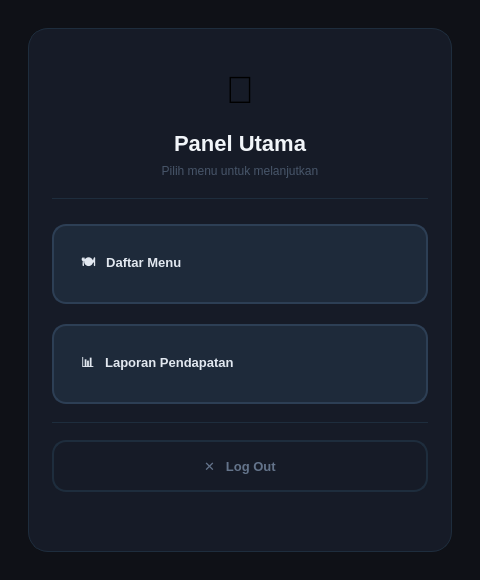
The window that Pilihan.ui (andriefendy26/Desktop-Based-Cashier-Application) describes before a commit, drawn with Qt 5.
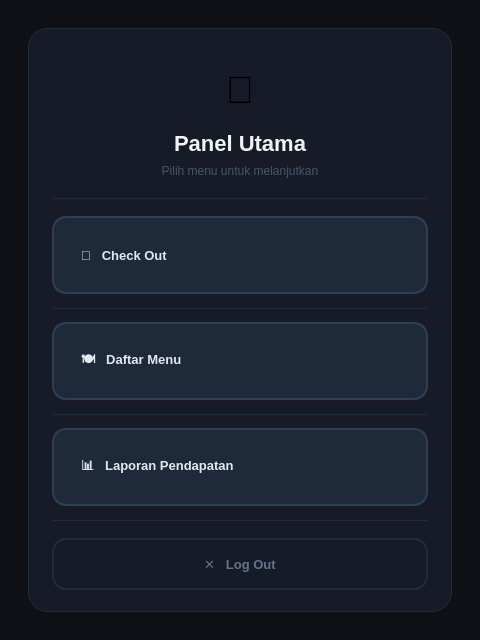
The same window after the commit.

Diff of the .ui file:
```diff
--- a/Pilihan.ui
+++ b/Pilihan.ui
@@ -7,7 +7,7 @@
     <x>0</x>
     <y>0</y>
     <width>480</width>
-    <height>580</height>
+    <height>640</height>
    </rect>
   </property>
   <property name="windowTitle">
@@ -52,13 +52,34 @@
 }
 
 /* ── Divider ── */
-QFrame#divider {
+QFrame#divider, QFrame#divider2, QFrame#divider3 {
     background-color: #1e2d3d;
     border: none;
     max-height: 1px;
 }
 
-/* ── Menu Buttons ── */
+/* ── Checkout Button ── */
+QPushButton#Checkout {
+    background-color: #1e2a3a;
+    color: #e2e8f0;
+    border: 1.5px solid #2d3f55;
+    border-radius: 14px;
+    font-family: "Segoe UI";
+    font-size: 13px;
+    font-weight: 600;
+    padding: 0px 20px;
+    text-align: left;
+}
+QPushButton#Checkout:hover {
+    background-color: #2a1f3a;
+    border-color: #a78bfa;
+    color: #a78bfa;
+}
+QPushButton#Checkout:pressed {
+    background-color: #1a0f2e;
+}
+
+/* ── Menu Button ── */
 QPushButton#Menu {
     background-color: #1e2a3a;
     color: #e2e8f0;
@@ -79,6 +100,7 @@
     background-color: #0c2a47;
 }
 
+/* ── Laporan Button ── */
 QPushButton#Lprn {
     background-color: #1e2a3a;
     color: #e2e8f0;
@@ -122,13 +144,13 @@
 
   <widget class="QWidget" name="widget" native="true">
    <property name="geometry">
-    <rect><x>0</x><y>0</y><width>480</width><height>580</height></rect>
+    <rect><x>0</x><y>0</y><width>480</width><height>640</height></rect>
    </property>
 
    <!-- ── Card ── -->
    <widget class="QFrame" name="card">
     <property name="geometry">
-     <rect><x>28</x><y>28</y><width>424</width><height>524</height></rect>
+     <rect><x>28</x><y>28</y><width>424</width><height>584</height></rect>
     </property>
     <property name="frameShape"><enum>QFrame::StyledPanel</enum></property>
     <property name="frameShadow"><enum>QFrame::Raised</enum></property>
@@ -161,23 +183,46 @@
      <property name="frameShadow"><enum>QFrame::Plain</enum></property>
     </widget>
 
+    <!-- Button: Check Out -->
+    <widget class="QPushButton" name="Checkout">
+     <property name="geometry"><rect><x>24</x><y>188</y><width>376</width><height>78</height></rect></property>
+     <property name="text"><string>  🛒   Check Out</string></property>
+     <property name="cursor"><cursorShape>PointingHandCursor</cursorShape></property>
+    </widget>
+
+    <!-- Divider 2 -->
+    <widget class="QFrame" name="divider2">
+     <property name="geometry"><rect><x>24</x><y>280</y><width>376</width><height>2</height></rect></property>
+     <property name="frameShape"><enum>QFrame::HLine</enum></property>
+     <property name="frameShadow"><enum>QFrame::Plain</enum></property>
+     <property name="styleSheet"><string notr="true">background-color: #1e2d3d; border: none; max-height: 1px;</string></property>
+    </widget>
+
     <!-- Button: Daftar Menu -->
     <widget class="QPushButton" name="Menu">
-     <property name="geometry"><rect><x>24</x><y>196</y><width>376</width><height>80</height></rect></property>
+     <property name="geometry"><rect><x>24</x><y>294</y><width>376</width><height>78</height></rect></property>
      <property name="text"><string>  🍽️   Daftar Menu</string></property>
      <property name="cursor"><cursorShape>PointingHandCursor</cursorShape></property>
     </widget>
 
+    <!-- Divider 3 -->
+    <widget class="QFrame" name="divider3">
+     <property name="geometry"><rect><x>24</x><y>386</y><width>376</width><height>2</height></rect></property>
+     <property name="frameShape"><enum>QFrame::HLine</enum></property>
+     <property name="frameShadow"><enum>QFrame::Plain</enum></property>
+     <property name="styleSheet"><string notr="true">background-color: #1e2d3d; border: none; max-height: 1px;</string></property>
+    </widget>
+
     <!-- Button: Laporan Pendapatan -->
     <widget class="QPushButton" name="Lprn">
-     <property name="geometry"><rect><x>24</x><y>296</y><width>376</width><height>80</height></rect></property>
+     <property name="geometry"><rect><x>24</x><y>400</y><width>376</width><height>78</height></rect></property>
      <property name="text"><string>  📊   Laporan Pendapatan</string></property>
      <property name="cursor"><cursorShape>PointingHandCursor</cursorShape></property>
     </widget>
 
-    <!-- Divider 2 -->
-    <widget class="QFrame" name="divider2">
-     <property name="geometry"><rect><x>24</x><y>394</y><width>376</width><height>2</height></rect></property>
+    <!-- Divider 4 -->
+    <widget class="QFrame" name="divider4">
+     <property name="geometry"><rect><x>24</x><y>492</y><width>376</width><height>2</height></rect></property>
      <property name="frameShape"><enum>QFrame::HLine</enum></property>
      <property name="frameShadow"><enum>QFrame::Plain</enum></property>
      <property name="styleSheet"><string notr="true">background-color: #1e2d3d; border: none; max-height: 1px;</string></property>
@@ -185,7 +230,7 @@
 
     <!-- Button: Logout -->
     <widget class="QPushButton" name="logout">
-     <property name="geometry"><rect><x>24</x><y>412</y><width>376</width><height>52</height></rect></property>
+     <property name="geometry"><rect><x>24</x><y>510</y><width>376</width><height>52</height></rect></property>
      <property name="text"><string>✕   Log Out</string></property>
      <property name="cursor"><cursorShape>PointingHandCursor</cursorShape></property>
     </widget>
```
Left out of the diff: 2 changed lines with no effect on the pictures.
